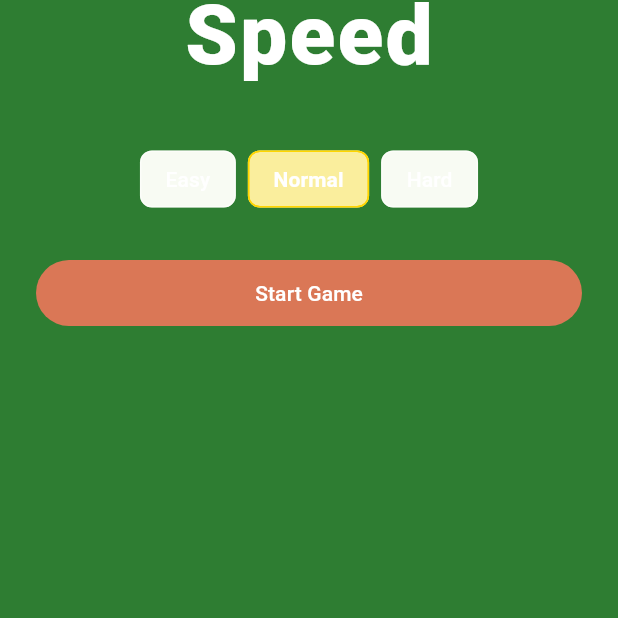
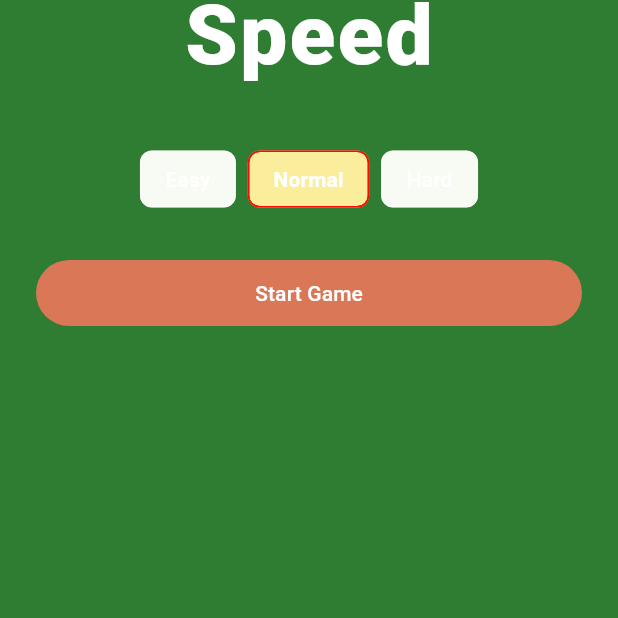
Before and after one commit to plastichyena/flutter_speedcard_app, a Flutter app: the screen it shows after launch, after a tap on "EN", on a phone screen of 412 x 824 dp, the part 517-1135 px from its top. Run offline on Flutter 3.47's test engine with Material 3 defaults, Android fonts, the phone set to English and light mode, and no system bars; our stand-ins replace flutter_riverpod, freezed_annotation.

Commit message:
color changed

```diff
--- a/lib/widgets/difficulty_selector.dart
+++ b/lib/widgets/difficulty_selector.dart
@@ -32,7 +32,9 @@ class DifficultySelector extends StatelessWidget {
             selectedColor: AppTheme.selectedCardBorder.withValues(alpha: 0.35),
             backgroundColor: Colors.white.withValues(alpha: 0.12),
             side: BorderSide(
-              color: isSelected ? AppTheme.selectedCardBorder : Colors.white30,
+              color: isSelected
+                  ? const Color.fromARGB(234, 255, 8, 0)
+                  : Colors.white30,
             ),
             materialTapTargetSize: MaterialTapTargetSize.padded,
             labelStyle: TextStyle(
```
